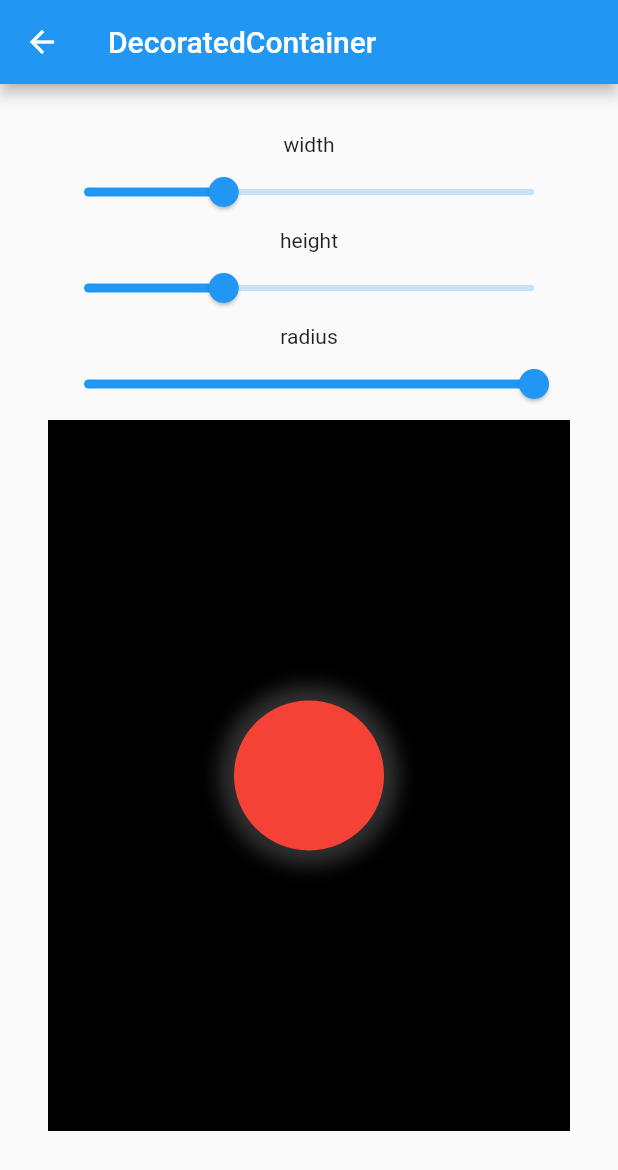
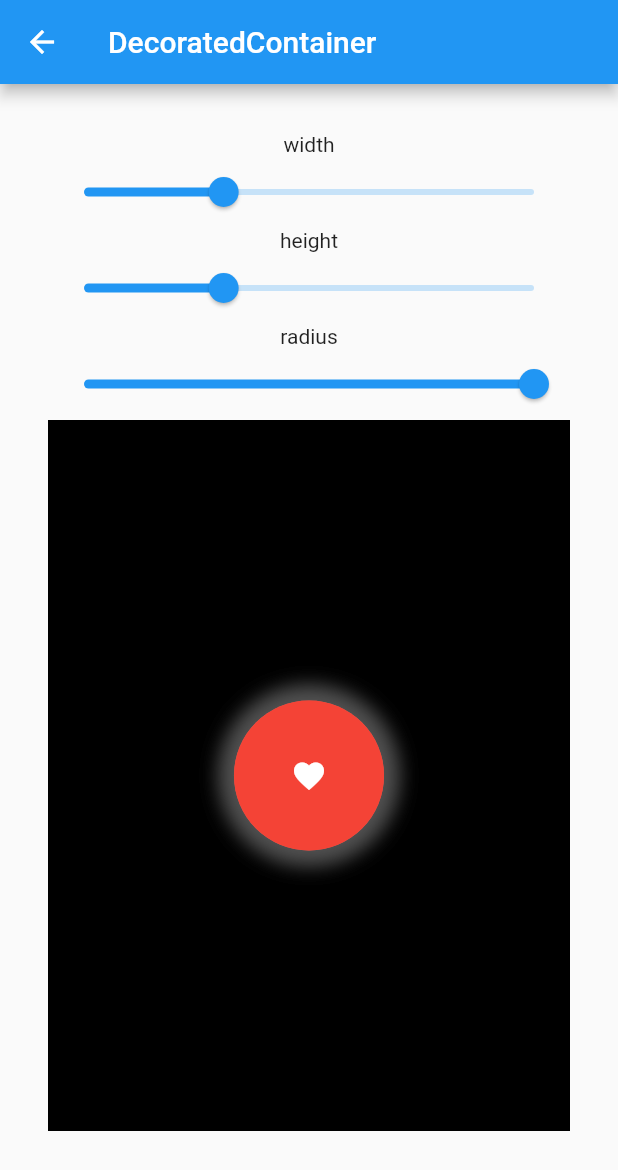
Before and after one commit to navitel-dev/custom-widgets, a Flutter app: the screen it shows after launch, after a tap on "DecoratedContainer", on a phone screen of 412 x 824 dp. Shown: the top 1170 px of the screen. Run offline on Flutter 3.47's test engine with Material 2 defaults, Android fonts, the phone set to English and light mode, and no system bars.

Commit message:
Add decoration for childs in DecoratedContainer

```diff
--- a/lib/column/max_child_column_demo.dart
+++ b/lib/column/max_child_column_demo.dart
@@ -40,7 +40,7 @@ class _MyColumnDemoState extends DemoWidgetState {
                   child: Padding(
                     padding: const EdgeInsets.all(16.0),
                     child: Text(
-                      position.toString(),
+                      '$position.toString()ffpdkfsfsfsdffsdfs',
                       style: const TextStyle(fontSize: 22.0),
                     ),
                   ),
--- a/lib/container/decorated_container.dart
+++ b/lib/container/decorated_container.dart
@@ -40,8 +40,8 @@ class DecoratedContainer extends StatelessWidget {
     required this.blurRadius,
     required this.colorShadow,
     required this.spreadRadius,
-    this.width,
-    this.height,
+    required this.width,
+    required this.height,
     BoxConstraints? constraints,
     this.transform,
     this.transformAlignment,
@@ -51,8 +51,8 @@ class DecoratedContainer extends StatelessWidget {
   final Color colorShadow;
   final double spreadRadius;
   final double blurRadius;
-  final double? width;
-  final double? height;
+  final double width;
+  final double height;
   final double radius;
   final Widget? child;
   final Color? color;
@@ -89,7 +89,20 @@ class DecoratedContainer extends StatelessWidget {
       ],
       color: color,
     );
-    current = DecoratedBox(decoration: decoration, child: current);
+
+    current = Container(
+        width: width,
+        height: height,
+        decoration: decoration,
+        child: Center(
+          child: child,
+        ));
+
+    current = DecoratedBox(
+      decoration: decoration,
+      position: DecorationPosition.background,
+      child: current,
+    );
 
     if (transform != null) {
       current = Transform(
--- a/lib/container/decorated_container_demo.dart
+++ b/lib/container/decorated_container_demo.dart
@@ -52,7 +52,22 @@ class _DecoratedContainerDemoState extends DemoWidgetState {
               height: _fractionHeight,
               color: Colors.red,
               radius: _fractionRadius,
+              child: IconButton(
+                onPressed: () {
+                  //Navigator.pop(context);
+                },
+                icon: const Icon(
+                  Icons.favorite,
+                  color: Colors.white,
+                  semanticLabel: 'Text to announce in accessibility modes',
+                ),
+                //child: Container(
+                //width: _fractionWidth,
+                //sheight: _fractionHeight,
+                //  color: Colors.white,
+              ),
             ),
+            //),
           ))
     ]);
   }
```
